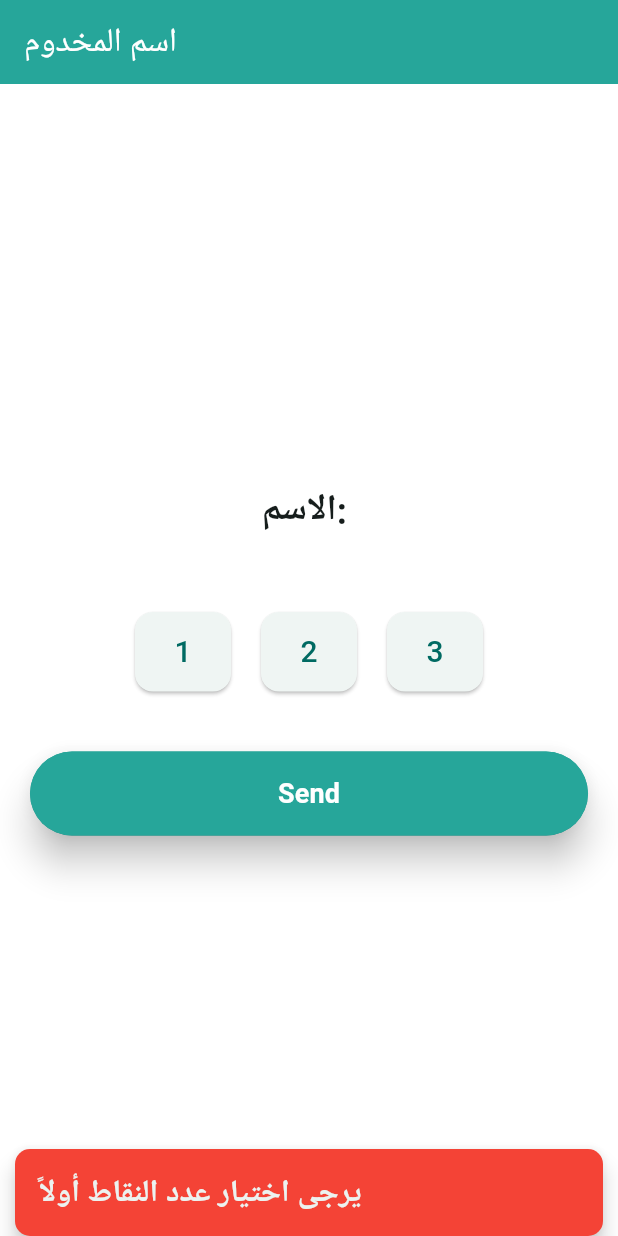
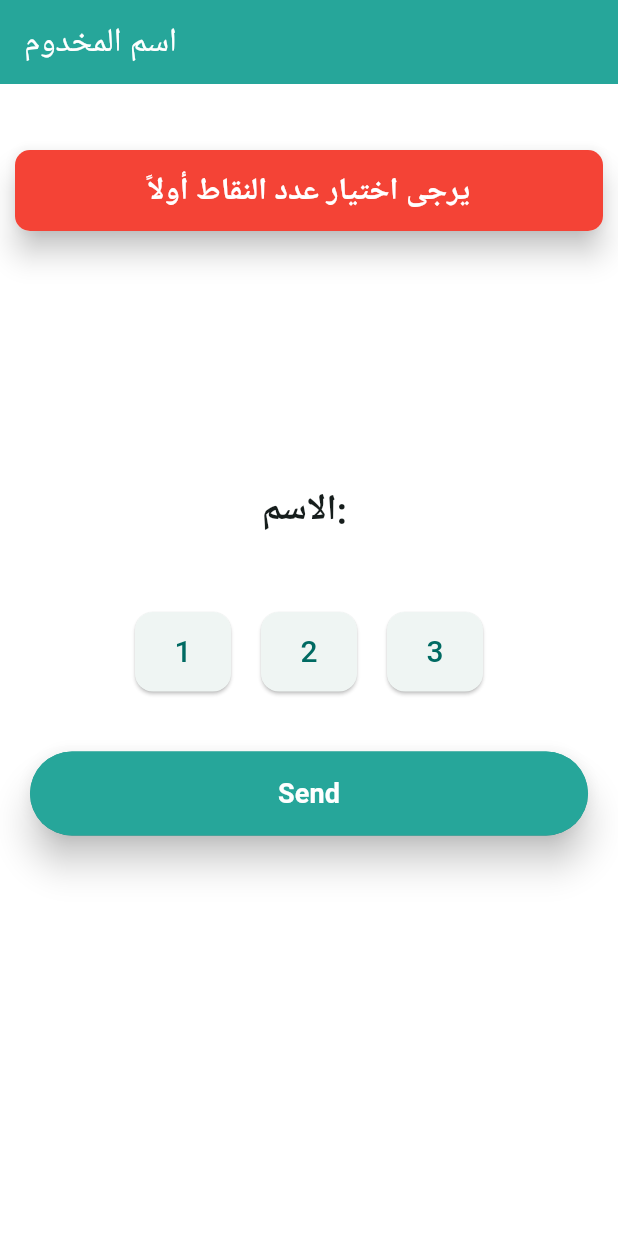
Before and after one commit to MinaYasser100/conference_app, a Flutter app: the ShowNameScreen screen opened directly with empty values, after a tap on "Send", on a phone screen of 412 x 824 dp. Run offline on Flutter 3.47's test engine with Material 3 defaults, Android fonts, the phone set to English and light mode, and no system bars; our stand-ins replace animate_do, connectivity_plus, dio, flutter_bloc, flutter_screenutil, get_it and 3 more; missing offline and left inert: mobile_scanner; accounts and stored records are empty; Roboto replaces fonts that are missing (Cairo).

Commit message:
handel the move between screens

```diff
--- a/lib/core/dependency_injection/setup_locator.dart
+++ b/lib/core/dependency_injection/setup_locator.dart
@@ -1,7 +1,15 @@
+import 'package:conference_app/core/helper_network/dio/dio_helper.dart';
+import 'package:conference_app/features/home/data/send_points_repo_impl.dart';
+import 'package:get_it/get_it.dart';
 
-
-
+final GetIt locator = GetIt.instance;
 
 void setupLocator() {
+  // تسجيل DioHelper كـ Singleton
+  locator.registerLazySingleton<DioHelper>(() => DioHelper());
 
+  // تسجيل SendPointsRepoImpl كـ Singleton مع تمرير DioHelper
+  locator.registerLazySingleton<SendPointsRepoImpl>(
+    () => SendPointsRepoImpl(dioHelper: locator<DioHelper>()),
+  );
 }
--- /dev/null
+++ b/lib/core/utils/custom_overlay.dart
@@ -0,0 +1,45 @@
+import 'package:conference_app/core/theme/app_style.dart';
+import 'package:conference_app/core/utils/colors.dart';
+import 'package:conference_app/features/home/model/snak_bar_model.dart';
+import 'package:flutter/material.dart';
+
+void customOverlay({required SnakBarModel snakbarModel}) {
+  final overlay = Overlay.of(snakbarModel.context);
+  final overlayEntry = OverlayEntry(
+    builder:
+        (context) => Positioned(
+          top: 100, // ظهور في أعلى الشاشة
+          left: 10.0,
+          right: 10.0,
+          child: Material(
+            elevation: 8.0,
+            borderRadius: BorderRadius.circular(10),
+            child: Container(
+              padding: const EdgeInsets.symmetric(horizontal: 16, vertical: 12),
+              decoration: BoxDecoration(
+                color:
+                    snakbarModel.isSuccess
+                        ? ColorsTheme().primaryColor
+                        : Colors.red,
+                borderRadius: BorderRadius.circular(10),
+              ),
+              child: Text(
+                snakbarModel.text,
+                style: AppTextStyles.styleBold18sp(
+                  context,
+                ).copyWith(color: ColorsTheme().whiteColor),
+                textAlign: TextAlign.center,
+              ),
+            ),
+          ),
+        ),
+  );
+
+  // إضافة الـ OverlayEntry إلى الـ Overlay
+  overlay.insert(overlayEntry);
+
+  // إزالة الـ OverlayEntry بعد 3 ثوان
+  Future.delayed(const Duration(seconds: 2), () {
+    overlayEntry.remove();
+  });
+}
--- /dev/null
+++ b/lib/features/home/ui/widgets/show_name_body_screen.dart
@@ -0,0 +1,89 @@
+import 'package:conference_app/core/utils/custom_overlay.dart';
+import 'package:conference_app/features/home/manager/cubit/send_points_cubit.dart';
+import 'package:conference_app/features/home/manager/select_point_cubit/select_point_cubit.dart';
+import 'package:conference_app/features/home/model/snak_bar_model.dart';
+import 'package:conference_app/features/home/ui/home_view.dart';
+import 'package:conference_app/features/home/ui/widgets/custom_button.dart';
+import 'package:conference_app/features/home/ui/widgets/select_points_widget.dart';
+import 'package:flutter/material.dart';
+import 'package:flutter_bloc/flutter_bloc.dart';
+import 'package:google_fonts/google_fonts.dart';
+
+class ShowNameBodyScreen extends StatelessWidget {
+  const ShowNameBodyScreen({super.key, required this.name});
+
+  final String name;
+
+  @override
+  Widget build(BuildContext context) {
+    return Padding(
+      padding: const EdgeInsets.all(20.0),
+      child: BlocConsumer<SendPointsCubit, SendPointsState>(
+        listener: (context, state) {
+          if (state is SendPointsSuccess) {
+            customOverlay(
+              snakbarModel: SnakBarModel(
+                context: context,
+                text: 'تم إرسال النقاط بنجاح!',
+                isSuccess: true,
+              ),
+            );
+            // إصلاح التنقل
+            Navigator.of(
+              context,
+            ).pushReplacement(MaterialPageRoute(builder: (_) => HomeView()));
+          } else if (state is SendPointsFailure) {
+            customOverlay(
+              snakbarModel: SnakBarModel(
+                context: context,
+                text: state.errorMessage,
+                isSuccess: false,
+              ),
+            );
+          }
+        },
+        builder: (context, state) {
+          return Column(
+            mainAxisAlignment: MainAxisAlignment.center,
+            children: [
+              Center(
+                child: Text(
+                  "الاسم: $name",
+                  style: GoogleFonts.cairo(
+                    fontSize: 24,
+                    fontWeight: FontWeight.bold,
+                  ),
+                ),
+              ),
+              const SelectPointsWidget(),
+              const SizedBox(height: 20),
+              state is SendPointsLoading
+                  ? const CircularProgressIndicator()
+                  : CustomButton(
+                    text: 'Send',
+                    onPressed: () {
+                      final selectPointState =
+                          context.read<SelectPointCubit>().state;
+                      if (selectPointState is PointSelectedState) {
+                        context.read<SendPointsCubit>().sendPoints(
+                          name: name,
+                          points: selectPointState.selectedPoint,
+                        );
+                      } else {
+                        customOverlay(
+                          snakbarModel: SnakBarModel(
+                            context: context,
+                            text: 'يرجى اختيار عدد النقاط أولاً',
+                            isSuccess: false,
+                          ),
+                        );
+                      }
+                    },
+                  ),
+            ],
+          );
+        },
+      ),
+    );
+  }
+}
--- a/lib/features/home/ui/widgets/show_name_screen.dart
+++ b/lib/features/home/ui/widgets/show_name_screen.dart
@@ -1,16 +1,10 @@
-import 'package:conference_app/core/helper_network/dio/dio_helper.dart';
-import 'package:conference_app/core/theme/app_style.dart';
-import 'package:conference_app/core/utils/colors.dart';
-import 'package:conference_app/core/utils/custom_snak_bar.dart';
+import 'package:conference_app/core/dependency_injection/setup_locator.dart';
 import 'package:conference_app/features/home/data/send_points_repo_impl.dart';
 import 'package:conference_app/features/home/manager/cubit/send_points_cubit.dart';
 import 'package:conference_app/features/home/manager/select_point_cubit/select_point_cubit.dart';
-import 'package:conference_app/features/home/model/snak_bar_model.dart';
-import 'package:conference_app/features/home/ui/widgets/custom_button.dart';
-import 'package:conference_app/features/home/ui/widgets/select_points_widget.dart';
+import 'package:conference_app/features/home/ui/widgets/show_name_body_screen.dart';
 import 'package:flutter/material.dart';
 import 'package:flutter_bloc/flutter_bloc.dart';
-import 'package:google_fonts/google_fonts.dart';
 
 class ShowNameScreen extends StatelessWidget {
   final String name;
@@ -22,102 +16,12 @@ class ShowNameScreen extends StatelessWidget {
       providers: [
         BlocProvider(create: (context) => SelectPointCubit()),
         BlocProvider(
-          create:
-              (context) =>
-                  SendPointsCubit(SendPointsRepoImpl(dioHelper: DioHelper())),
+          create: (context) => SendPointsCubit(locator<SendPointsRepoImpl>()),
         ),
       ],
       child: Scaffold(
         appBar: AppBar(title: const Text("اسم المخدوم")),
-        body: Padding(
-          padding: const EdgeInsets.all(20.0),
-          child: BlocConsumer<SendPointsCubit, SendPointsState>(
-            listener: (context, state) {
-              if (state is SendPointsSuccess) {
-                ScaffoldMessenger.of(context).showSnackBar(
-                  SnackBar(
-                    content: Text(
-                      'تم إرسال النقاط بنجاح!',
-                      style: AppTextStyles.styleBold18sp(context),
-                    ),
-                    backgroundColor: ColorsTheme().primaryColor,
-                    behavior: SnackBarBehavior.floating,
-                    margin: const EdgeInsets.only(
-                      top: 50.0,
-                      left: 10.0,
-                      right: 10.0,
-                    ),
-                    shape: RoundedRectangleBorder(
-                      borderRadius: BorderRadius.circular(10),
-                    ),
-                    duration: const Duration(seconds: 3),
-                  ),
-                );
-              } else if (state is SendPointsFailure) {
-                ScaffoldMessenger.of(context).showSnackBar(
-                  SnackBar(
-                    content: Text(
-                      state.errorMessage,
-                      style: AppTextStyles.styleBold18sp(context),
-                    ),
-                    backgroundColor: Colors.red,
-                    behavior: SnackBarBehavior.floating,
-                    margin: const EdgeInsets.only(
-                      top: 50.0,
-                      left: 10.0,
-                      right: 10.0,
-                    ),
-                    shape: RoundedRectangleBorder(
-                      borderRadius: BorderRadius.circular(10),
-                    ),
-                    duration: const Duration(seconds: 3),
-                  ),
-                );
-              }
-            },
-            builder: (context, state) {
-              return Column(
-                mainAxisAlignment: MainAxisAlignment.center,
-                children: [
-                  Center(
-                    child: Text(
-                      "الاسم: $name",
-                      style: GoogleFonts.cairo(
-                        fontSize: 24,
-                        fontWeight: FontWeight.bold,
-                      ),
-                    ),
-                  ),
-                  const SelectPointsWidget(),
-                  const SizedBox(height: 20),
-                  state is SendPointsLoading
-                      ? const CircularProgressIndicator()
-                      : CustomButton(
-                        text: 'Send',
-                        onPressed: () {
-                          final selectPointState =
-                              context.read<SelectPointCubit>().state;
-                          if (selectPointState is PointSelectedState) {
-                            context.read<SendPointsCubit>().sendPoints(
-                              name: name,
-                              points: selectPointState.selectedPoint,
-                            );
-                          } else {
-                            customSnakBar(
-                              snakbarModel: SnakBarModel(
-                                context: context,
-                                text: 'يرجى اختيار عدد النقاط أولاً',
-                                isSuccess: false,
-                              ),
-                            );
-                          }
-                        },
-                      ),
-                ],
-              );
-            },
-          ),
-        ),
+        body: ShowNameBodyScreen(name: name),
       ),
     );
   }
--- a/lib/main.dart
+++ b/lib/main.dart
@@ -1,3 +1,4 @@
+import 'package:conference_app/core/dependency_injection/setup_locator.dart';
 import 'package:conference_app/core/routing/app_router.dart';
 import 'package:conference_app/core/routing/routes.dart';
 import 'package:conference_app/core/utils/theme_data_func.dart';
@@ -7,6 +8,7 @@ import 'package:go_router/go_router.dart';
 
 void main() async {
   await ScreenUtil.ensureScreenSize();
+  setupLocator();
   runApp(const MyApp());
 }
 
--- a/pubspec.yaml
+++ b/pubspec.yaml
@@ -39,6 +39,7 @@ dependencies:
   flutter_native_splash: ^2.4.6
   flutter_screenutil: ^5.9.3
   font_awesome_flutter: ^10.8.0
+  get_it: ^8.0.3
   go_router: ^15.1.2
   google_fonts: ^6.2.1
   hive_flutter: ^1.1.0
```
Also changed, not shown: lib/features/home/ui/widgets/select_points_widget.dart (+0 -10 lines), pubspec.lock.
